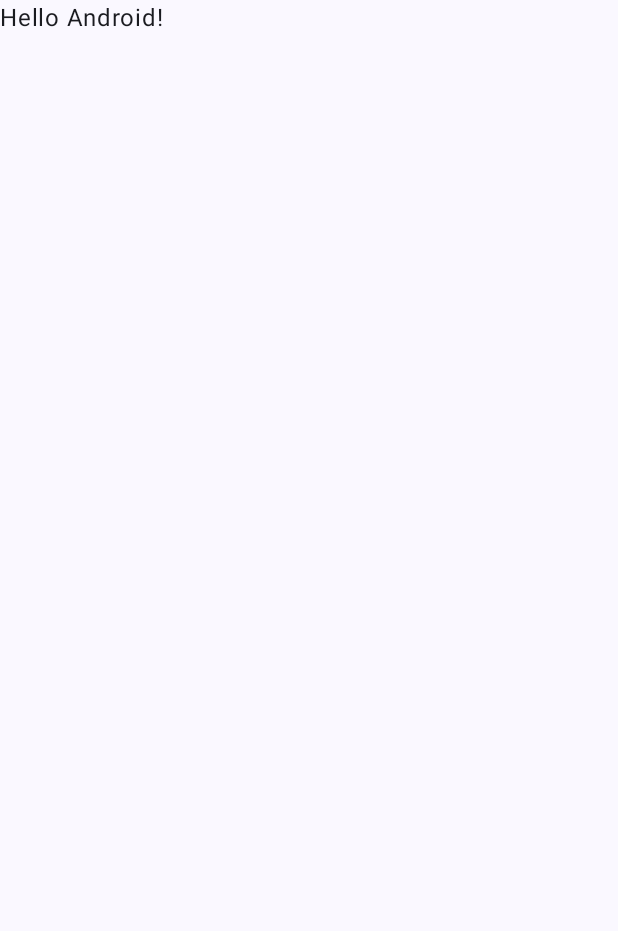
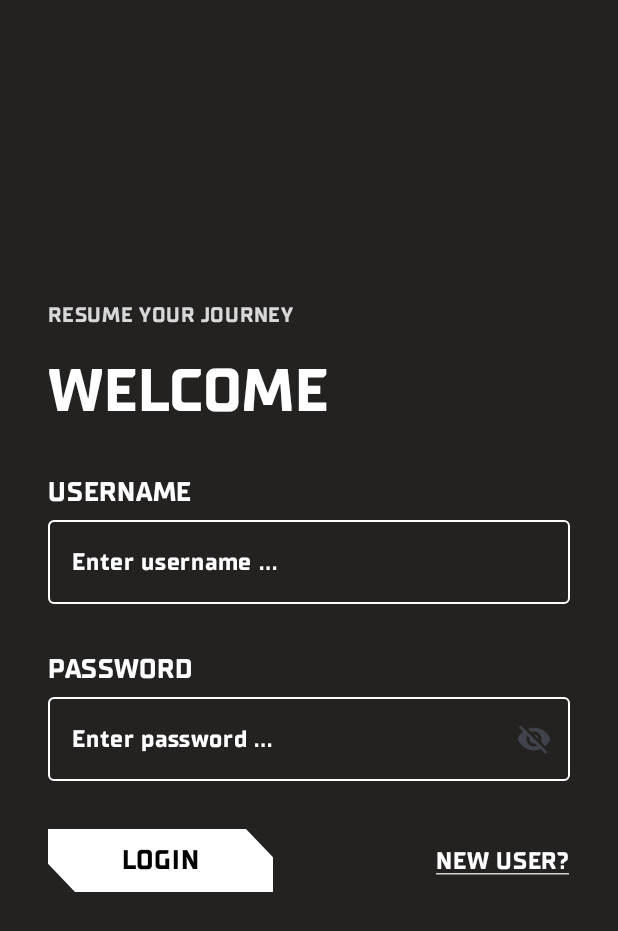
Before and after one commit to codewithdipesh/RetrofitNoteApp, an Android app built with Jetpack Compose: the screen it shows after launch (MainActivity), on a phone screen of 412 x 824 dp. Before the commit the part shown is almost empty. Shown: the top 931 px of the screen. Run offline under Robolectric (Android 15) with nearby library versions, the phone set to English and light mode, and no system bars; our stand-ins replace Dagger/Hilt's generated code.

Commit message:
added login screen

```diff
--- a/app/src/main/AndroidManifest.xml
+++ b/app/src/main/AndroidManifest.xml
@@ -3,6 +3,7 @@
     xmlns:tools="http://schemas.android.com/tools">
 
     <application
+        android:name=".NoteApplication"
         android:allowBackup="true"
         android:dataExtractionRules="@xml/data_extraction_rules"
         android:fullBackupContent="@xml/backup_rules"
--- a/app/src/main/java/com/example/notesappretrofit/MainActivity.kt
+++ b/app/src/main/java/com/example/notesappretrofit/MainActivity.kt
@@ -10,6 +10,7 @@ import androidx.compose.material3.Text
 import androidx.compose.runtime.Composable
 import androidx.compose.ui.Modifier
 import androidx.compose.ui.tooling.preview.Preview
+import com.example.notesappretrofit.presentation.register_login.LoginScreen
 import com.example.notesappretrofit.ui.theme.NotesAppRetrofitTheme
 import dagger.hilt.android.AndroidEntryPoint
 
@@ -24,7 +25,7 @@ class MainActivity : ComponentActivity() {
                     modifier = Modifier.fillMaxSize(),
                     color = MaterialTheme.colorScheme.background
                 ) {
-                    Greeting("Android")
+                LoginScreen()
                 }
             }
         }
--- /dev/null
+++ b/app/src/main/java/com/example/notesappretrofit/NoteApplication.kt
@@ -0,0 +1,8 @@
+package com.example.notesappretrofit
+
+import android.app.Application
+import dagger.hilt.android.HiltAndroidApp
+
+@HiltAndroidApp
+class NoteApplication : Application() {
+}
--- a/app/src/main/java/com/example/notesappretrofit/presentation/register_login/LoginScreen.kt
+++ b/app/src/main/java/com/example/notesappretrofit/presentation/register_login/LoginScreen.kt
@@ -1,3 +1,136 @@
 package com.example.notesappretrofit.presentation.register_login
+import androidx.compose.foundation.layout.Arrangement
+import androidx.compose.foundation.layout.Box
+import androidx.compose.foundation.layout.Column
+import androidx.compose.foundation.layout.Row
+import androidx.compose.foundation.layout.Spacer
+import androidx.compose.foundation.layout.fillMaxSize
+import androidx.compose.foundation.layout.fillMaxWidth
+import androidx.compose.foundation.layout.height
+import androidx.compose.foundation.layout.padding
+import androidx.compose.material.icons.Icons
+import androidx.compose.material3.Button
+import androidx.compose.material3.Scaffold
+import androidx.compose.material3.Text
+import com.example.notesappretrofit.R
 
 import androidx.compose.runtime.Composable
+import androidx.compose.runtime.collectAsState
+import androidx.compose.runtime.derivedStateOf
+import androidx.compose.runtime.getValue
+import androidx.compose.runtime.mutableStateOf
+import androidx.compose.runtime.remember
+import androidx.compose.ui.Alignment
+import androidx.compose.ui.Modifier
+import androidx.compose.ui.graphics.Color
+import androidx.compose.ui.res.colorResource
+import androidx.compose.ui.tooling.preview.Preview
+import androidx.compose.ui.unit.dp
+import androidx.compose.ui.unit.sp
+import androidx.hilt.navigation.compose.hiltViewModel
+import com.example.notesappretrofit.presentation.register_login.elements.ClickableUnderlinedText
+import com.example.notesappretrofit.presentation.register_login.elements.CustomButton
+import com.example.notesappretrofit.presentation.register_login.elements.FormField
+import com.example.notesappretrofit.presentation.register_login.elements.FormFieldWithIcon
+import com.example.notesappretrofit.presentation.register_login.viewmodels.RegisterLoginViewModel
+import com.example.notesappretrofit.presentation.register_login.viewmodels.UiState
+
+@Composable
+fun LoginScreen(
+    viewModel: RegisterLoginViewModel = hiltViewModel()
+){
+   val bg = R.color.background
+   val background_color : Color = colorResource(id = bg)
+   val text_color = colorResource(id = R.color.white)
+
+   val authState by viewModel.authState.collectAsState()
+   val isFormEnabled by remember {
+       derivedStateOf { authState !is UiState.Loading  }
+   }
+
+   Scaffold(
+       containerColor = background_color
+   ) {
+         Box(modifier = Modifier
+             .padding(it)
+             .padding(horizontal = 24.dp)
+             .padding(bottom = 32.dp)
+             .fillMaxSize(),
+             contentAlignment = Alignment.Center)
+         {
+          Column(
+              modifier = Modifier
+                  .fillMaxWidth()
+                  .padding(horizontal = 8.dp),
+              horizontalAlignment = Alignment.Start,
+              verticalArrangement = Arrangement.Center
+          ) {
+              Text(
+                  text = "RESUME YOUR JOURNEY",
+                  fontSize = 14.sp,
+                  color = colorResource(id = R.color.gray)
+                  )
+              Spacer(modifier = Modifier.height(16.dp))
+              Text(
+                  text = "WELCOME",
+                  fontSize = 40.sp,
+                  color = text_color
+              )
+              Spacer(modifier = Modifier.height(24.dp))
+              FormField(
+                  name = "USERNAME",
+                  onChange = {
+                         viewModel.updateLoginUsername(it)
+                  },
+                  color = text_color,
+                  isEnabled = isFormEnabled
+              )
+              Spacer(modifier = Modifier.height(16.dp))
+              FormFieldWithIcon(
+                  name = "PASSWORD",
+                  onChange = {
+                         viewModel.updateLoginPassword(it)
+                  },
+                  color = text_color,
+                  isEnabled = isFormEnabled
+              )
+              Spacer(modifier = Modifier.height(24.dp))
+
+              Row (modifier = Modifier.fillMaxWidth(),
+                  horizontalArrangement = Arrangement.SpaceBetween,
+                  verticalAlignment = Alignment.CenterVertically){
+                  CustomButton(text = "LOGIN"){
+
+                  }
+                  ClickableUnderlinedText(
+                      text = "NEW USER?",
+                      onClick = {
+
+                                },
+                      color = text_color,
+                      size = 16.sp
+                  )
+              }
+
+
+
+          }
+        }
+   }
+
+
+}
+
+
+
+
+
+
+
+
+
+@Composable
+@Preview(showBackground = true)
+fun LoginScreenPreview(){
+ LoginScreen()
+}
--- /dev/null
+++ b/app/src/main/java/com/example/notesappretrofit/presentation/register_login/elements/ClickableUnderLinedText.kt
@@ -0,0 +1,28 @@
+package com.example.notesappretrofit.presentation.register_login.elements
+
+import androidx.compose.foundation.clickable
+import androidx.compose.material3.Text
+import androidx.compose.runtime.Composable
+import androidx.compose.ui.Modifier
+import androidx.compose.ui.graphics.Color
+import androidx.compose.ui.text.style.TextDecoration
+import androidx.compose.ui.unit.IntSize
+import androidx.compose.ui.unit.TextUnit
+
+@Composable
+fun ClickableUnderlinedText(
+    text: String,
+    onClick: () -> Unit,
+    color: Color,
+    size: TextUnit
+) {
+    Text(
+        text = text,
+        color = color,
+        fontSize = size ,
+        textDecoration = TextDecoration.Underline,
+        modifier = Modifier.clickable(onClick ={
+            onClick()
+        })
+    )
+}
--- /dev/null
+++ b/app/src/main/java/com/example/notesappretrofit/presentation/register_login/elements/CustomButton.kt
@@ -0,0 +1,49 @@
+package com.example.notesappretrofit.presentation.register_login.elements
+
+import android.util.Size
+import androidx.compose.foundation.background
+import androidx.compose.foundation.clickable
+import androidx.compose.foundation.layout.Box
+import androidx.compose.foundation.layout.height
+import androidx.compose.foundation.layout.width
+import androidx.compose.material3.Text
+import androidx.compose.runtime.Composable
+import androidx.compose.ui.Alignment
+import androidx.compose.ui.Modifier
+import androidx.compose.ui.draw.clip
+import androidx.compose.ui.graphics.Color
+import androidx.compose.ui.unit.Dp
+import androidx.compose.ui.unit.DpSize
+import androidx.compose.ui.unit.dp
+import androidx.compose.ui.unit.sp
+
+@Composable
+fun CustomButton(
+    text :String,
+    bg :Color = Color.White,
+    contentColor :Color =Color.Black,
+    height : Dp = 42.dp,
+    width : Dp = 150.dp,
+    onClick:()->Unit
+) {
+
+    Box(
+        modifier = Modifier
+            .height(height)
+            .width(width)
+            .clip(CustomButtonShape())
+            .background(bg)
+            .clickable {
+                       onClick()
+            },
+        contentAlignment = Alignment.Center
+
+    ){
+        Text(
+            text = text,
+            fontSize = 18.sp,
+            color = contentColor
+        )
+    }
+
+}
--- /dev/null
+++ b/app/src/main/java/com/example/notesappretrofit/presentation/register_login/elements/CustomButtonShape.kt
@@ -0,0 +1,45 @@
+package com.example.notesappretrofit.presentation.register_login.elements
+
+import android.graphics.Canvas
+import android.graphics.Paint
+import androidx.compose.ui.geometry.RoundRect
+import androidx.compose.ui.geometry.Size
+import androidx.compose.ui.graphics.Outline
+import androidx.compose.ui.graphics.Path
+import androidx.compose.ui.graphics.Shape
+import androidx.compose.ui.unit.Density
+import androidx.compose.ui.unit.LayoutDirection
+
+class CustomButtonShape(): Shape{
+    override fun createOutline(
+        size: Size,
+        layoutDirection: LayoutDirection,
+        density: Density
+    ): Outline {
+
+        val path = Path().apply {
+            addRoundRect(
+                RoundRect(
+                    left = size.width * 0.12f,
+                    top = 0f,
+                    right = size.width - size.width * .12f,
+                    bottom = size.height
+                )
+            )
+            moveTo(0f,0f)
+            lineTo(size.width * 0.12f,0f)
+            lineTo(size.width * 0.12f,size.height)
+            lineTo(0f,size.height - size.height*0.45f)
+            close()
+
+            moveTo(size.width -size.width*0.12f,0f)
+            lineTo(size.width,size.height *0.45f)
+            lineTo(size.width,size.height)
+            lineTo(size.width - size.width*0.12f,size.height)
+            close()
+
+        }
+        return Outline.Generic(path)
+    }
+
+}
--- /dev/null
+++ b/app/src/main/java/com/example/notesappretrofit/presentation/register_login/elements/FormField.kt
@@ -0,0 +1,85 @@
+package com.example.notesappretrofit.presentation.register_login.elements
+
+import androidx.compose.foundation.background
+import androidx.compose.foundation.layout.Arrangement
+import androidx.compose.foundation.layout.Box
+import androidx.compose.foundation.layout.Column
+import androidx.compose.foundation.layout.Spacer
+import androidx.compose.foundation.layout.fillMaxSize
+import androidx.compose.foundation.layout.fillMaxWidth
+import androidx.compose.foundation.layout.height
+import androidx.compose.foundation.layout.padding
+import androidx.compose.foundation.layout.size
+import androidx.compose.foundation.layout.width
+import androidx.compose.material3.ExperimentalMaterial3Api
+import androidx.compose.material3.OutlinedTextField
+import androidx.compose.material3.OutlinedTextFieldDefaults
+import androidx.compose.material3.Text
+import androidx.compose.material3.TextFieldColors
+import androidx.compose.material3.TextFieldDefaults
+import androidx.compose.runtime.Composable
+import androidx.compose.runtime.getValue
+import androidx.compose.runtime.mutableStateOf
+import androidx.compose.runtime.remember
+import androidx.compose.runtime.setValue
+import androidx.compose.ui.Alignment
+import androidx.compose.ui.Modifier
+import androidx.compose.ui.draw.clip
+import androidx.compose.ui.draw.drawBehind
+import androidx.compose.ui.geometry.RoundRect
+import androidx.compose.ui.graphics.Color
+import androidx.compose.ui.graphics.Path
+import androidx.compose.ui.text.TextStyle
+import androidx.compose.ui.text.toLowerCase
+import androidx.compose.ui.tooling.preview.Preview
+import androidx.compose.ui.unit.dp
+import androidx.compose.ui.unit.sp
+import com.example.notesappretrofit.ui.theme.NotesAppRetrofitTheme
+import com.example.notesappretrofit.ui.theme.customfont
+import java.util.Locale
+
+
+@Composable
+fun FormField(
+    name : String,
+    onChange : (String)-> Unit,
+    color : Color,
+    isEnabled : Boolean = true
+) {
+
+    var value by remember { mutableStateOf("") }
+    Column(
+        modifier = Modifier
+            .padding(vertical = 8.dp),
+        horizontalAlignment = Alignment.Start,
+        verticalArrangement = Arrangement.Center
+    ) {
+        Text(text = name,
+            color = color,
+            fontSize = 18.sp
+            )
+        Spacer(modifier = Modifier.height(6.dp))
+        OutlinedTextField(
+            value = value ,
+            onValueChange = {
+                 value = it
+                onChange(it)
+            },
+            enabled = isEnabled,
+            placeholder = {
+                Text(
+                    text = "Enter ${name.lowercase(Locale.ROOT)} ...",
+                    color = color,
+                    fontSize = 16.sp
+                    )
+            },
+            modifier = Modifier.fillMaxWidth(),
+            singleLine = true,
+            colors = OutlinedTextFieldDefaults.colors(
+                focusedBorderColor = Color.White,
+                unfocusedBorderColor = Color.White,
+            ),
+            textStyle = TextStyle(color = color, fontFamily = customfont)
+            )
+    }
+}
--- /dev/null
+++ b/app/src/main/java/com/example/notesappretrofit/presentation/register_login/elements/FormFieldWithIcon.kt
@@ -0,0 +1,115 @@
+package com.example.notesappretrofit.presentation.register_login.elements
+import com.example.notesappretrofit.R
+
+import androidx.compose.foundation.background
+import androidx.compose.foundation.layout.Arrangement
+import androidx.compose.foundation.layout.Box
+import androidx.compose.foundation.layout.Column
+import androidx.compose.foundation.layout.Spacer
+import androidx.compose.foundation.layout.fillMaxSize
+import androidx.compose.foundation.layout.fillMaxWidth
+import androidx.compose.foundation.layout.height
+import androidx.compose.foundation.layout.padding
+import androidx.compose.foundation.layout.size
+import androidx.compose.foundation.layout.width
+import androidx.compose.material.icons.Icons
+import androidx.compose.material3.ExperimentalMaterial3Api
+import androidx.compose.material3.Icon
+import androidx.compose.material3.IconButton
+import androidx.compose.material3.OutlinedTextField
+import androidx.compose.material3.OutlinedTextFieldDefaults
+import androidx.compose.material3.Text
+import androidx.compose.material3.TextFieldColors
+import androidx.compose.material3.TextFieldDefaults
+import androidx.compose.runtime.Composable
+import androidx.compose.runtime.LaunchedEffect
+import androidx.compose.runtime.getValue
+import androidx.compose.runtime.mutableStateOf
+import androidx.compose.runtime.remember
+import androidx.compose.runtime.rememberCoroutineScope
+import androidx.compose.runtime.setValue
+import androidx.compose.ui.Alignment
+import androidx.compose.ui.Modifier
+import androidx.compose.ui.draw.clip
+import androidx.compose.ui.draw.drawBehind
+import androidx.compose.ui.geometry.RoundRect
+import androidx.compose.ui.graphics.Color
+import androidx.compose.ui.graphics.Path
+import androidx.compose.ui.res.painterResource
+import androidx.compose.ui.text.TextStyle
+import androidx.compose.ui.text.input.PasswordVisualTransformation
+import androidx.compose.ui.text.input.VisualTransformation
+import androidx.compose.ui.text.toLowerCase
+import androidx.compose.ui.tooling.preview.Preview
+import androidx.compose.ui.unit.dp
+import androidx.compose.ui.unit.sp
+import com.example.notesappretrofit.ui.theme.NotesAppRetrofitTheme
+import com.example.notesappretrofit.ui.theme.customfont
+import kotlinx.coroutines.delay
+import kotlinx.coroutines.launch
+import java.util.Locale
+
+
+@Composable
+fun FormFieldWithIcon(
+    name : String,
+    onChange : (String)-> Unit,
+    color : Color,
+    isEnabled : Boolean = true
+) {
+    var value by remember { mutableStateOf("") }
+
+    var passwordVisible by remember { mutableStateOf(false) }
+
+    val scope = rememberCoroutineScope()
+    Column(
+        modifier = Modifier
+            .padding(vertical = 8.dp),
+        horizontalAlignment = Alignment.Start,
+        verticalArrangement = Arrangement.Center
+    ) {
+        Text(text = name,
+            color = color,
+            fontSize = 18.sp
+            )
+        Spacer(modifier = Modifier.height(6.dp))
+        OutlinedTextField(
+            value = value ,
+            onValueChange = {
+                 value = it
+                onChange(it)
+            },
+            enabled = isEnabled,
+            placeholder = {
+                Text(
+                    text = "Enter ${name.lowercase(Locale.ROOT)} ...",
+                    color = color,
+                    fontSize = 16.sp
+                    )
+            },
+            visualTransformation = if(passwordVisible) VisualTransformation.None else PasswordVisualTransformation(),
+            trailingIcon = {
+                           val image = if(passwordVisible)
+                               R.drawable.baseline_visibility_24
+                           else R.drawable.baseline_visibility_off_24
+                IconButton(onClick = {
+                   scope.launch {
+                        passwordVisible = true
+                        delay(800)
+                        passwordVisible = false
+                    }
+                }) {
+                  Icon(painter = painterResource(id = image), contentDescription = null)
+                }
+
+            },
+            modifier = Modifier.fillMaxWidth(),
+            singleLine = true,
+            colors = OutlinedTextFieldDefaults.colors(
+                focusedBorderColor = Color.White,
+                unfocusedBorderColor = Color.White,
+            ),
+            textStyle = TextStyle(color = color, fontFamily = customfont)
+            )
+    }
+}
--- /dev/null
+++ b/app/src/main/java/com/example/notesappretrofit/presentation/register_login/viewmodels/AuthFormState.kt
@@ -0,0 +1,8 @@
+package com.example.notesappretrofit.presentation.register_login.viewmodels
+
+data class AuthFormState(
+  val registerUsername :String = "",
+  val registerPassword :String = "",
+  val loginUsername :String = "",
+  val loginPassword :String = ""
+)
--- a/app/src/main/java/com/example/notesappretrofit/presentation/register_login/viewmodels/RegisterViewModel.kt
+++ b/app/src/main/java/com/example/notesappretrofit/presentation/register_login/viewmodels/RegisterViewModel.kt
@@ -11,6 +11,7 @@ import dagger.hilt.android.lifecycle.HiltViewModel
 import kotlinx.coroutines.flow.MutableStateFlow
 import kotlinx.coroutines.flow.StateFlow
 import kotlinx.coroutines.flow.asStateFlow
+import kotlinx.coroutines.flow.update
 import kotlinx.coroutines.launch
 import javax.inject.Inject
 
@@ -22,6 +23,29 @@ class RegisterLoginViewModel @Inject constructor(
 {
    private val _authState = MutableStateFlow<UiState<Boolean>>(UiState.Initial)
    val authState :StateFlow<UiState<Boolean>> = _authState.asStateFlow()
+
+    private val _formState = MutableStateFlow<AuthFormState>(AuthFormState())
+    val formState :StateFlow<AuthFormState> = _formState.asStateFlow()
+
+
+    // Update form state functions
+    fun updateLoginUsername(username: String) {
+        _formState.update { it.copy(loginUsername = username) }
+    }
+
+    fun updateLoginPassword(password: String) {
+        _formState.update { it.copy(loginPassword = password) }
+    }
+
+    fun updateRegisterUsername(username: String) {
+        _formState.update { it.copy(registerUsername = username) }
+    }
+
+    fun updateRegisterPassword(password: String) {
+        _formState.update { it.copy(registerPassword = password) }
+    }
+
+
 
    fun register(username : String , password :String){
        viewModelScope.launch {
--- a/app/src/main/java/com/example/notesappretrofit/ui/theme/Type.kt
+++ b/app/src/main/java/com/example/notesappretrofit/ui/theme/Type.kt
@@ -1,15 +1,22 @@
 package com.example.notesappretrofit.ui.theme
+import com.example.notesappretrofit.R
 
 import androidx.compose.material3.Typography
 import androidx.compose.ui.text.TextStyle
+import androidx.compose.ui.text.font.Font
 import androidx.compose.ui.text.font.FontFamily
 import androidx.compose.ui.text.font.FontWeight
 import androidx.compose.ui.unit.sp
 
 // Set of Material typography styles to start with
+val customfont = FontFamily(
+    Font(R.font.supermolot, FontWeight.Normal),
+    Font(R.font.supermolot_bold, FontWeight.Bold)
+)
+
 val Typography = Typography(
     bodyLarge = TextStyle(
-        fontFamily = FontFamily.Default,
+        fontFamily = customfont,
         fontWeight = FontWeight.Normal,
         fontSize = 16.sp,
         lineHeight = 24.sp,
--- /dev/null
+++ b/app/src/main/res/drawable/baseline_visibility_24.xml
@@ -0,0 +1,5 @@
+<vector android:height="24dp" android:tint="#000000"
+    android:viewportHeight="24" android:viewportWidth="24"
+    android:width="24dp" xmlns:android="http://schemas.android.com/apk/res/android">
+    <path android:fillColor="@android:color/white" android:pathData="M12,4.5C7,4.5 2.73,7.61 1,12c1.73,4.39 6,7.5 11,7.5s9.27,-3.11 11,-7.5c-1.73,-4.39 -6,-7.5 -11,-7.5zM12,17c-2.76,0 -5,-2.24 -5,-5s2.24,-5 5,-5 5,2.24 5,5 -2.24,5 -5,5zM12,9c-1.66,0 -3,1.34 -3,3s1.34,3 3,3 3,-1.34 3,-3 -1.34,-3 -3,-3z"/>
+</vector>
--- /dev/null
+++ b/app/src/main/res/drawable/baseline_visibility_off_24.xml
@@ -0,0 +1,5 @@
+<vector android:height="24dp" android:tint="#000000"
+    android:viewportHeight="24" android:viewportWidth="24"
+    android:width="24dp" xmlns:android="http://schemas.android.com/apk/res/android">
+    <path android:fillColor="@android:color/white" android:pathData="M12,7c2.76,0 5,2.24 5,5 0,0.65 -0.13,1.26 -0.36,1.83l2.92,2.92c1.51,-1.26 2.7,-2.89 3.43,-4.75 -1.73,-4.39 -6,-7.5 -11,-7.5 -1.4,0 -2.74,0.25 -3.98,0.7l2.16,2.16C10.74,7.13 11.35,7 12,7zM2,4.27l2.28,2.28 0.46,0.46C3.08,8.3 1.78,10.02 1,12c1.73,4.39 6,7.5 11,7.5 1.55,0 3.03,-0.3 4.38,-0.84l0.42,0.42L19.73,22 21,20.73 3.27,3 2,4.27zM7.53,9.8l1.55,1.55c-0.05,0.21 -0.08,0.43 -0.08,0.65 0,1.66 1.34,3 3,3 0.22,0 0.44,-0.03 0.65,-0.08l1.55,1.55c-0.67,0.33 -1.41,0.53 -2.2,0.53 -2.76,0 -5,-2.24 -5,-5 0,-0.79 0.2,-1.53 0.53,-2.2zM11.84,9.02l3.15,3.15 0.02,-0.16c0,-1.66 -1.34,-3 -3,-3l-0.17,0.01z"/>
+</vector>
--- a/app/src/main/res/values/colors.xml
+++ b/app/src/main/res/values/colors.xml
@@ -7,4 +7,7 @@
     <color name="teal_700">#FF018786</color>
     <color name="black">#FF000000</color>
     <color name="white">#FFFFFFFF</color>
+    <color name="background">#242121</color>
+    <color name="gray">#D8D8D8</color>
+
 </resources>
```
Also changed, not shown: app/src/main/res/font/supermolot.ttf (added), app/src/main/res/font/supermolot_bold.ttf (added).
